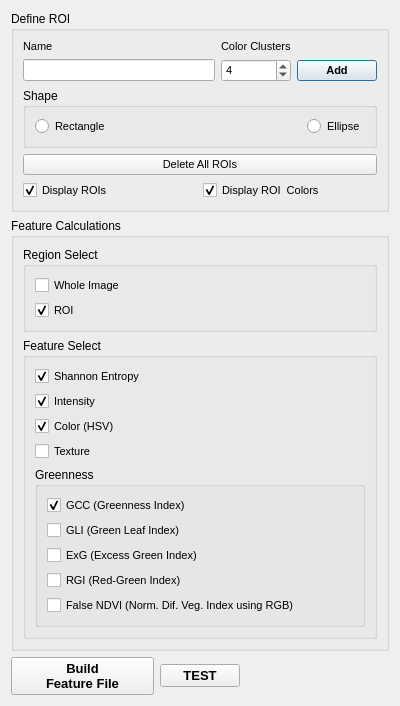
The window that src/GRIME_AI/dialogs/color_segmentation/QDialog_ColorSegmentation.ui (JohnStranzl/GRIME-AI) describes before a commit, drawn with Qt 5.
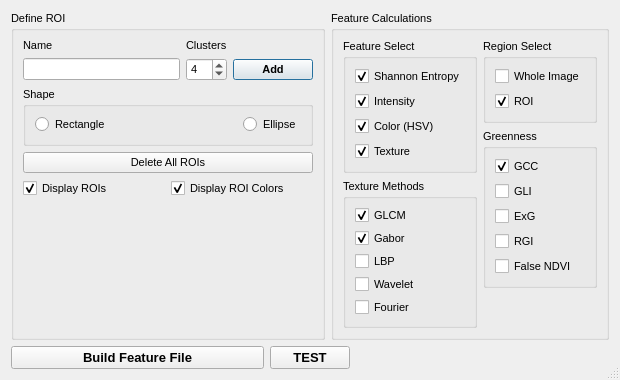
The same window after the commit.

Commit message: ROI Analyzer cleanup and add GLCM texture outptus.

```diff
--- a/src/GRIME_AI/dialogs/color_segmentation/QDialog_ColorSegmentation.ui
+++ b/src/GRIME_AI/dialogs/color_segmentation/QDialog_ColorSegmentation.ui
@@ -6,439 +6,311 @@
    <rect>
     <x>0</x>
     <y>0</y>
-    <width>400</width>
-    <height>700</height>
+    <width>620</width>
+    <height>380</height>
    </rect>
   </property>
+  <property name="minimumSize">
+   <size>
+    <width>500</width>
+    <height>320</height>
+   </size>
+  </property>
   <property name="font">
    <font>
     <family>Arial</family>
+    <pointsize>8</pointsize>
    </font>
   </property>
   <property name="windowTitle">
    <string>Select Features</string>
   </property>
-  <layout class="QVBoxLayout" name="verticalLayout_Main">
+  <property name="sizeGripEnabled">
+   <bool>true</bool>
+  </property>
+  <layout class="QVBoxLayout" name="verticalLayout_Main" stretch="1,0">
+
+   <!-- TOP: two-column split -->
+   <item>
+    <layout class="QHBoxLayout" name="horizontalLayout_Top">
+
+     <!-- LEFT COLUMN: Define ROI -->
    <item>
     <widget class="QGroupBox" name="groupBox_17">
-     <property name="font">
-      <font>
-       <family>Arial</family>
-      </font>
-     </property>
-     <property name="title">
-      <string>Define ROI</string>
-     </property>
-     <layout class="QGridLayout" name="gridLayout_GroupBox17">
+       <property name="title"><string>Define ROI</string></property>
+       <layout class="QVBoxLayout" name="verticalLayout_DefineROI">
+
+        <!-- Name / Clusters / Add -->
+        <item>
+         <layout class="QGridLayout" name="gridLayout_ROI">
       <item row="0" column="0">
        <widget class="QLabel" name="label_roiName_4">
-        <property name="font">
-         <font>
-          <family>Arial</family>
-          <pointsize>8</pointsize>
-         </font>
-        </property>
-        <property name="text">
-         <string>Name</string>
-        </property>
+            <property name="text"><string>Name</string></property>
        </widget>
       </item>
       <item row="0" column="1">
        <widget class="QLabel" name="label_6">
-        <property name="font">
-         <font>
-          <family>Arial</family>
-          <pointsize>8</pointsize>
-         </font>
-        </property>
-        <property name="text">
-         <string>Color Clusters</string>
-        </property>
+            <property name="text"><string>Clusters</string></property>
        </widget>
       </item>
       <item row="1" column="0">
-       <widget class="QLineEdit" name="lineEdit_roiName">
-        <property name="font">
-         <font>
-          <family>Arial</family>
-          <pointsize>8</pointsize>
-         </font>
-        </property>
-       </widget>
+           <widget class="QLineEdit" name="lineEdit_roiName"/>
       </item>
       <item row="1" column="1">
        <widget class="QSpinBox" name="spinBoxColorClusters">
-        <property name="font">
-         <font>
-          <family>Arial</family>
-          <pointsize>8</pointsize>
-         </font>
-        </property>
-        <property name="minimum">
-         <number>1</number>
-        </property>
-        <property name="maximum">
-         <number>8</number>
-        </property>
-        <property name="value">
-         <number>4</number>
-        </property>
+            <property name="minimum"><number>1</number></property>
+            <property name="maximum"><number>8</number></property>
+            <property name="value"><number>4</number></property>
        </widget>
       </item>
       <item row="1" column="2">
        <widget class="QPushButton" name="pushButtonAddROI">
         <property name="font">
-         <font>
-          <family>Arial</family>
-          <pointsize>8</pointsize>
-          <weight>75</weight>
-          <bold>true</bold>
-         </font>
-        </property>
-        <property name="text">
-         <string>Add</string>
-        </property>
-        <property name="default">
-         <bool>true</bool>
-        </property>
-       </widget>
-      </item>
-      <item row="2" column="0" colspan="3">
+             <font><weight>75</weight><bold>true</bold></font>
+            </property>
+            <property name="text"><string>Add</string></property>
+            <property name="default"><bool>true</bool></property>
+           </widget>
+          </item>
+         </layout>
+        </item>
+
+        <!-- Shape -->
+        <item>
        <widget class="QGroupBox" name="groupBox_18">
-        <property name="font">
-         <font>
-          <family>Arial</family>
-         </font>
-        </property>
-        <property name="title">
-         <string>Shape</string>
-        </property>
+          <property name="title"><string>Shape</string></property>
         <layout class="QHBoxLayout" name="horizontalLayout_Shape">
          <item>
           <widget class="QRadioButton" name="radioButton_ROIShapeRectangle">
-           <property name="font">
-            <font>
-             <family>Arial</family>
-             <pointsize>8</pointsize>
-            </font>
-           </property>
-           <property name="text">
-            <string>Rectangle</string>
-           </property>
+             <property name="text"><string>Rectangle</string></property>
           </widget>
          </item>
          <item>
           <spacer name="horizontalSpacer_8">
-           <property name="font">
-            <font>
-             <family>Arial</family>
-            </font>
-           </property>
-           <property name="orientation">
-            <enum>Qt::Horizontal</enum>
-           </property>
-           <property name="sizeHint" stdset="0">
-            <size>
-             <width>98</width>
-             <height>13</height>
-            </size>
-           </property>
+             <property name="orientation"><enum>Qt::Horizontal</enum></property>
+             <property name="sizeHint" stdset="0"><size><width>40</width><height>13</height></size></property>
           </spacer>
          </item>
          <item>
           <widget class="QRadioButton" name="radioButton_ROIShapeEllipse">
-           <property name="font">
-            <font>
-             <family>Arial</family>
-             <pointsize>8</pointsize>
-            </font>
-           </property>
-           <property name="text">
-            <string>Ellipse</string>
-           </property>
+             <property name="text"><string>Ellipse</string></property>
           </widget>
          </item>
         </layout>
        </widget>
       </item>
-      <item row="3" column="0" colspan="3">
+
+        <!-- Delete All -->
+        <item>
        <widget class="QPushButton" name="pushButton_deleteAllROIs">
-        <property name="font">
-         <font>
-          <family>Arial</family>
-          <pointsize>8</pointsize>
-         </font>
-        </property>
-        <property name="text">
-         <string>Delete All ROIs</string>
-        </property>
-       </widget>
-      </item>
-      <item row="4" column="0" colspan="3">
-       <layout class="QGridLayout" name="gridLayout_4">
-        <item row="0" column="0">
+          <property name="text"><string>Delete All ROIs</string></property>
+         </widget>
+        </item>
+
+        <!-- Display checkboxes -->
+        <item>
+         <layout class="QHBoxLayout" name="horizontalLayout_Display">
+          <item>
          <widget class="QCheckBox" name="checkBoxDisplayROIs">
-          <property name="font">
-           <font>
-            <family>Arial</family>
-            <pointsize>8</pointsize>
-           </font>
-          </property>
-          <property name="text">
-           <string>Display ROIs</string>
-          </property>
-          <property name="checked">
-           <bool>true</bool>
-          </property>
-         </widget>
-        </item>
-        <item row="0" column="2">
+            <property name="text"><string>Display ROIs</string></property>
+            <property name="checked"><bool>true</bool></property>
+           </widget>
+          </item>
+          <item>
          <widget class="QCheckBox" name="checkBoxCalcColors">
-          <property name="font">
-           <font>
-            <family>Arial</family>
-            <pointsize>8</pointsize>
-           </font>
-          </property>
-          <property name="toolTip">
-           <string>Check this box to only train on colors when 'Add' is clicked.</string>
-          </property>
-          <property name="text">
-           <string>Display ROI  Colors</string>
-          </property>
-          <property name="checked">
-           <bool>true</bool>
-          </property>
+            <property name="toolTip"><string>Check to only train on colors when Add is clicked.</string></property>
+            <property name="text"><string>Display ROI Colors</string></property>
+            <property name="checked"><bool>true</bool></property>
          </widget>
         </item>
        </layout>
       </item>
+
+        <item>
+         <spacer name="verticalSpacer_Left">
+          <property name="orientation"><enum>Qt::Vertical</enum></property>
+          <property name="sizeHint" stdset="0"><size><width>20</width><height>10</height></size></property>
+         </spacer>
+        </item>
+
      </layout>
     </widget>
    </item>
+
+     <!-- RIGHT COLUMN: two sub-columns -->
    <item>
     <widget class="QGroupBox" name="groupBox_ScalarOutputs">
-     <property name="font">
-      <font>
-       <family>Arial</family>
-      </font>
-     </property>
-     <property name="title">
-      <string>Feature Calculations</string>
-     </property>
-     <property name="flat">
-      <bool>true</bool>
-     </property>
-     <layout class="QVBoxLayout" name="verticalLayout_ScalarOutputs">
+       <property name="title"><string>Feature Calculations</string></property>
+       <layout class="QHBoxLayout" name="horizontalLayout_FeatureCols">
+
+        <!-- RIGHT-LEFT: Features + Texture -->
       <item>
-       <widget class="QGroupBox" name="groupBox_14">
-        <property name="font">
-         <font>
-          <family>Arial</family>
-         </font>
-        </property>
-        <property name="toolTip">
-         <string>Choose whether to save stats for the ROI, for the Image, or both.</string>
-        </property>
-        <property name="title">
-         <string>Region Select</string>
-        </property>
-        <layout class="QVBoxLayout" name="verticalLayout_RegionSelect">
-         <item>
-          <widget class="QCheckBox" name="checkBoxScalarRegion_WholeImage">
-           <property name="font">
-            <font>
-             <family>Arial</family>
-             <pointsize>8</pointsize>
-            </font>
-           </property>
-           <property name="text">
-            <string>Whole Image</string>
-           </property>
-           <property name="checked">
-            <bool>false</bool>
-           </property>
-          </widget>
-         </item>
-         <item>
-          <widget class="QCheckBox" name="checkBoxScalarRegion_ROI">
-           <property name="font">
-            <font>
-             <family>Arial</family>
-             <pointsize>8</pointsize>
-            </font>
-           </property>
-           <property name="text">
-            <string>ROI</string>
-           </property>
-           <property name="checked">
-            <bool>true</bool>
-           </property>
-          </widget>
-         </item>
-        </layout>
-       </widget>
-      </item>
+         <layout class="QVBoxLayout" name="verticalLayout_FeaturesAndTexture">
+
       <item>
        <widget class="QGroupBox" name="groupBox_15">
-        <property name="font">
-         <font>
-          <family>Arial</family>
-         </font>
-        </property>
-        <property name="title">
-         <string>Feature Select</string>
-        </property>
+            <property name="title"><string>Feature Select</string></property>
         <layout class="QVBoxLayout" name="verticalLayout_FeatureSelect">
          <item>
           <widget class="QCheckBox" name="checkBox_ShannonEntropy">
-           <property name="font">
-            <font>
-             <family>Arial</family>
-             <pointsize>8</pointsize>
-            </font>
-           </property>
-           <property name="text">
-            <string>Shannon Entropy</string>
-           </property>
-           <property name="checked">
-            <bool>true</bool>
-           </property>
+               <property name="text"><string>Shannon Entropy</string></property>
+               <property name="checked"><bool>true</bool></property>
           </widget>
          </item>
          <item>
           <widget class="QCheckBox" name="checkBox_Intensity">
-           <property name="font">
-            <font>
-             <family>Arial</family>
-             <pointsize>8</pointsize>
-            </font>
-           </property>
-           <property name="text">
-            <string>Intensity</string>
-           </property>
-           <property name="checked">
-            <bool>true</bool>
-           </property>
+               <property name="text"><string>Intensity</string></property>
+               <property name="checked"><bool>true</bool></property>
           </widget>
          </item>
          <item>
           <widget class="QCheckBox" name="checkBoxColor_HSV">
-           <property name="font">
-            <font>
-             <family>Arial</family>
-             <pointsize>8</pointsize>
-            </font>
-           </property>
-           <property name="text">
-            <string>Color (HSV)</string>
-           </property>
-           <property name="checked">
-            <bool>true</bool>
-           </property>
+               <property name="text"><string>Color (HSV)</string></property>
+               <property name="checked"><bool>true</bool></property>
           </widget>
          </item>
          <item>
           <widget class="QCheckBox" name="checkBox_Texture">
-           <property name="font">
-            <font>
-             <family>Arial</family>
-             <pointsize>8</pointsize>
-            </font>
-           </property>
-           <property name="text">
-            <string>Texture</string>
-           </property>
-          </widget>
-         </item>
+               <property name="text"><string>Texture</string></property>
+               <property name="checked"><bool>true</bool></property>
+              </widget>
+             </item>
+            </layout>
+           </widget>
+          </item>
+
+          <!-- Texture sub-groupbox -->
+          <item>
+           <widget class="QGroupBox" name="groupBox_Texture">
+            <property name="title"><string>Texture Methods</string></property>
+            <property name="enabled"><bool>true</bool></property>
+            <layout class="QVBoxLayout" name="verticalLayout_Texture">
+             <item>
+              <widget class="QCheckBox" name="checkBox_Texture_GLCM">
+               <property name="toolTip"><string>GLCM — contrast, homogeneity, correlation. Best for white water and turbulence detection.</string></property>
+               <property name="text"><string>GLCM</string></property>
+               <property name="checked"><bool>true</bool></property>
+              </widget>
+             </item>
+             <item>
+              <widget class="QCheckBox" name="checkBox_Texture_Gabor">
+               <property name="toolTip"><string>Gabor — multi-orientation frequency energy. Good for flow direction detection.</string></property>
+               <property name="text"><string>Gabor</string></property>
+               <property name="checked"><bool>true</bool></property>
+              </widget>
+             </item>
+             <item>
+              <widget class="QCheckBox" name="checkBox_Texture_LBP">
+               <property name="toolTip"><string>LBP — rotation-invariant local patterns. Useful for water surface state classification.</string></property>
+               <property name="text"><string>LBP</string></property>
+               <property name="checked"><bool>false</bool></property>
+              </widget>
+             </item>
+             <item>
+              <widget class="QCheckBox" name="checkBox_Texture_Wavelet">
+               <property name="toolTip"><string>Wavelet — multi-scale decomposition. Good for ice phenology and seasonal change.</string></property>
+               <property name="text"><string>Wavelet</string></property>
+               <property name="checked"><bool>false</bool></property>
+              </widget>
+             </item>
+             <item>
+              <widget class="QCheckBox" name="checkBox_Texture_Fourier">
+               <property name="toolTip"><string>Fourier — radial frequency profile. Detects ripples and periodic surface patterns.</string></property>
+               <property name="text"><string>Fourier</string></property>
+               <property name="checked"><bool>false</bool></property>
+              </widget>
+             </item>
+            </layout>
+           </widget>
+          </item>
+
+          <item>
+           <spacer name="verticalSpacer_Features">
+            <property name="orientation"><enum>Qt::Vertical</enum></property>
+            <property name="sizeHint" stdset="0"><size><width>20</width><height>10</height></size></property>
+           </spacer>
+          </item>
+
+         </layout>
+        </item>
+
+        <!-- RIGHT-RIGHT: Region + Greenness -->
+        <item>
+         <layout class="QVBoxLayout" name="verticalLayout_RegionGreenness">
+
+          <item>
+           <widget class="QGroupBox" name="groupBox_14">
+            <property name="toolTip"><string>Choose whether to save stats for the ROI, the whole image, or both.</string></property>
+            <property name="title"><string>Region Select</string></property>
+            <layout class="QVBoxLayout" name="verticalLayout_RegionSelect">
+             <item>
+              <widget class="QCheckBox" name="checkBoxScalarRegion_WholeImage">
+               <property name="text"><string>Whole Image</string></property>
+               <property name="checked"><bool>false</bool></property>
+              </widget>
+             </item>
+             <item>
+              <widget class="QCheckBox" name="checkBoxScalarRegion_ROI">
+               <property name="text"><string>ROI</string></property>
+               <property name="checked"><bool>true</bool></property>
+              </widget>
+             </item>
+            </layout>
+           </widget>
+          </item>
+
          <item>
           <widget class="QGroupBox" name="groupBox_16">
-           <property name="font">
-            <font>
-             <family>Arial</family>
-            </font>
-           </property>
-           <property name="title">
-            <string>Greenness</string>
-           </property>
+            <property name="title"><string>Greenness</string></property>
            <layout class="QVBoxLayout" name="verticalLayout_Greenness">
             <item>
              <widget class="QCheckBox" name="checkBox_GCC">
-              <property name="font">
-               <font>
-                <family>Arial</family>
-                <pointsize>8</pointsize>
-               </font>
-              </property>
-              <property name="text">
-               <string>GCC (Greenness Index)</string>
-              </property>
-              <property name="checked">
-               <bool>true</bool>
-              </property>
+               <property name="text"><string>GCC</string></property>
+               <property name="checked"><bool>true</bool></property>
              </widget>
             </item>
             <item>
              <widget class="QCheckBox" name="checkBox_GLI">
-              <property name="font">
-               <font>
-                <family>Arial</family>
-                <pointsize>8</pointsize>
-               </font>
-              </property>
-              <property name="text">
-               <string>GLI (Green Leaf Index)</string>
-              </property>
+               <property name="text"><string>GLI</string></property>
              </widget>
             </item>
             <item>
              <widget class="QCheckBox" name="checkBox_ExG">
-              <property name="font">
-               <font>
-                <family>Arial</family>
-                <pointsize>8</pointsize>
-               </font>
-              </property>
-              <property name="text">
-               <string>ExG (Excess Green Index)</string>
-              </property>
+               <property name="text"><string>ExG</string></property>
              </widget>
             </item>
             <item>
              <widget class="QCheckBox" name="checkBox_RGI">
-              <property name="font">
-               <font>
-                <family>Arial</family>
-                <pointsize>8</pointsize>
-               </font>
-              </property>
-              <property name="text">
-               <string>RGI (Red-Green Index)</string>
-              </property>
+               <property name="text"><string>RGI</string></property>
              </widget>
             </item>
             <item>
              <widget class="QCheckBox" name="checkBox_NDVI">
-              <property name="font">
-               <font>
-                <family>Arial</family>
-                <pointsize>8</pointsize>
-               </font>
-              </property>
-              <property name="text">
-               <string>False NDVI (Norm. Dif. Veg. Index using RGB)</string>
-              </property>
+               <property name="text"><string>False NDVI</string></property>
              </widget>
             </item>
            </layout>
           </widget>
          </item>
-        </layout>
-       </widget>
-      </item>
+
+          <item>
+           <spacer name="verticalSpacer_Right">
+            <property name="orientation"><enum>Qt::Vertical</enum></property>
+            <property name="sizeHint" stdset="0"><size><width>20</width><height>10</height></size></property>
+           </spacer>
+          </item>
+
+         </layout>
+        </item>
+
      </layout>
     </widget>
    </item>
+
+    </layout>
+   </item>
+
+   <!-- BOTTOM: buttons -->
    <item>
     <layout class="QHBoxLayout" name="horizontalLayout_Buttons">
      <item>
@@ -450,31 +322,16 @@
         </sizepolicy>
        </property>
        <property name="font">
-        <font>
-         <family>Arial</family>
-         <pointsize>10</pointsize>
-         <weight>75</weight>
-         <bold>true</bold>
-        </font>
+        <font><pointsize>10</pointsize><weight>75</weight><bold>true</bold></font>
        </property>
-       <property name="autoFillBackground">
-        <bool>true</bool>
-       </property>
-       <property name="text">
-        <string>Build
-Feature File</string>
-       </property>
+       <property name="autoFillBackground"><bool>true</bool></property>
+       <property name="text"><string>Build Feature File</string></property>
       </widget>
      </item>
      <item>
       <widget class="QPushButton" name="pushButton_Dlg_TEST">
        <property name="font">
-        <font>
-         <family>Arial</family>
-         <pointsize>10</pointsize>
-         <weight>75</weight>
-         <bold>true</bold>
-        </font>
+        <font><pointsize>10</pointsize><weight>75</weight><bold>true</bold></font>
        </property>
        <property name="text">
         <string>TEST</string>
```
Left out of the diff: 54 changed lines with no effect on the pictures. Lines whose indentation alone changed are shown as unchanged. The commit also changes 5 other files.
